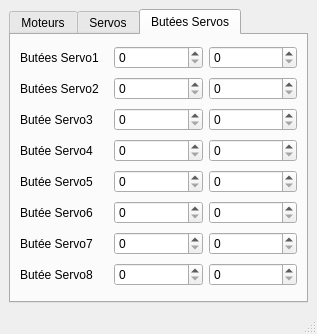
Qt form PluginModules/ActuatorElectrobot/ihm_ActuatorElectrobot.ui (CRLG/LABOTBOX) before a commit.
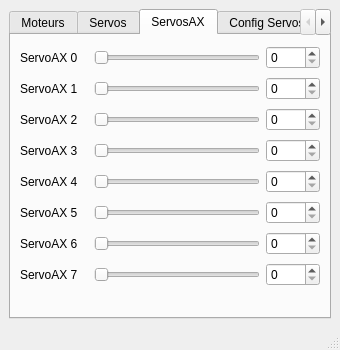
The same form after that commit. The open tabs and pages were chosen to show the change.

Commit message:
- Ajout des servos AX dans le module ActuatorElectrobot
- Suppression de la gestion des butées de l'IHM (car les butées sont gérées dans les couches basses du MBED)

Diff of the .ui file:
```diff
--- a/PluginModules/ActuatorElectrobot/ihm_ActuatorElectrobot.ui
+++ b/PluginModules/ActuatorElectrobot/ihm_ActuatorElectrobot.ui
@@ -6,8 +6,8 @@
    <rect>
     <x>0</x>
     <y>0</y>
-    <width>317</width>
-    <height>325</height>
+    <width>340</width>
+    <height>350</height>
    </rect>
   </property>
   <property name="windowTitle">
@@ -412,173 +412,261 @@
       </widget>
       <widget class="QWidget" name="tab">
        <attribute name="title">
-        <string>Butées Servos</string>
+        <string>ServosAX</string>
        </attribute>
-       <layout class="QGridLayout" name="gridLayout_4">
-        <item row="0" column="0">
-         <widget class="QLabel" name="label">
+       <layout class="QGridLayout" name="gridLayout_5">
+        <item row="4" column="1">
+         <widget class="QSlider" name="ServoAX_slide_4">
+          <property name="maximum">
+           <number>1023</number>
+          </property>
+          <property name="orientation">
+           <enum>Qt::Horizontal</enum>
+          </property>
+         </widget>
+        </item>
+        <item row="7" column="2">
+         <widget class="QSpinBox" name="ServoAX_num_7">
+          <property name="maximum">
+           <number>1023</number>
+          </property>
+         </widget>
+        </item>
+        <item row="1" column="0">
+         <widget class="QLabel" name="servoAX_label_2">
           <property name="text">
-           <string>Butées Servo1</string>
+           <string>ServoAX 1</string>
+          </property>
+         </widget>
+        </item>
+        <item row="5" column="1">
+         <widget class="QSlider" name="ServoAX_slide_5">
+          <property name="maximum">
+           <number>1023</number>
+          </property>
+          <property name="orientation">
+           <enum>Qt::Horizontal</enum>
+          </property>
+         </widget>
+        </item>
+        <item row="6" column="0">
+         <widget class="QLabel" name="servoAX_label_7">
+          <property name="text">
+           <string>ServoAX 6</string>
+          </property>
+         </widget>
+        </item>
+        <item row="8" column="0">
+         <spacer name="horizontalSpacer_3">
+          <property name="orientation">
+           <enum>Qt::Horizontal</enum>
+          </property>
+          <property name="sizeHint" stdset="0">
+           <size>
+            <width>62</width>
+            <height>20</height>
+           </size>
+          </property>
+         </spacer>
+        </item>
+        <item row="0" column="2">
+         <widget class="QSpinBox" name="ServoAX_num_0">
+          <property name="maximum">
+           <number>1023</number>
+          </property>
+         </widget>
+        </item>
+        <item row="3" column="1">
+         <widget class="QSlider" name="ServoAX_slide_3">
+          <property name="maximum">
+           <number>1023</number>
+          </property>
+          <property name="orientation">
+           <enum>Qt::Horizontal</enum>
           </property>
          </widget>
         </item>
         <item row="0" column="1">
-         <widget class="QSpinBox" name="ButeeMin_Servo_1">
+         <widget class="QSlider" name="ServoAX_slide_0">
           <property name="maximum">
-           <number>255</number>
+           <number>1023</number>
           </property>
-         </widget>
-        </item>
-        <item row="0" column="2">
-         <widget class="QSpinBox" name="ButeeMax_Servo_1">
-          <property name="maximum">
-           <number>255</number>
+          <property name="orientation">
+           <enum>Qt::Horizontal</enum>
           </property>
          </widget>
         </item>
-        <item row="1" column="0">
-         <widget class="QLabel" name="label_2">
+        <item row="4" column="0">
+         <widget class="QLabel" name="servoAX_label_5">
           <property name="text">
-           <string>Butées Servo2</string>
+           <string>ServoAX 4</string>
           </property>
          </widget>
         </item>
-        <item row="1" column="1">
-         <widget class="QSpinBox" name="ButeeMin_Servo_2">
+        <item row="6" column="1">
+         <widget class="QSlider" name="ServoAX_slide_6">
           <property name="maximum">
-           <number>255</number>
+           <number>1023</number>
+          </property>
+          <property name="orientation">
+           <enum>Qt::Horizontal</enum>
+          </property>
+         </widget>
+        </item>
+        <item row="3" column="2">
+         <widget class="QSpinBox" name="ServoAX_num_3">
+          <property name="maximum">
+           <number>1023</number>
+          </property>
+         </widget>
+        </item>
+        <item row="2" column="2">
+         <widget class="QSpinBox" name="ServoAX_num_2">
+          <property name="maximum">
+           <number>1023</number>
           </property>
          </widget>
         </item>
         <item row="1" column="2">
-         <widget class="QSpinBox" name="ButeeMax_Servo_2">
+         <widget class="QSpinBox" name="ServoAX_num_1">
           <property name="maximum">
-           <number>255</number>
+           <number>1023</number>
+          </property>
+         </widget>
+        </item>
+        <item row="7" column="0">
+         <widget class="QLabel" name="servoAX_label_8">
+          <property name="text">
+           <string>ServoAX 7</string>
           </property>
          </widget>
         </item>
         <item row="2" column="0">
-         <widget class="QLabel" name="label_3">
+         <widget class="QLabel" name="servoAX_label_3">
           <property name="text">
-           <string>Butée Servo3</string>
+           <string>ServoAX 2</string>
           </property>
          </widget>
         </item>
-        <item row="2" column="1">
-         <widget class="QSpinBox" name="ButeeMin_Servo_3">
+        <item row="5" column="2">
+         <widget class="QSpinBox" name="ServoAX_num_5">
           <property name="maximum">
-           <number>255</number>
-          </property>
-         </widget>
-        </item>
-        <item row="2" column="2">
-         <widget class="QSpinBox" name="ButeeMax_Servo_3">
-          <property name="maximum">
-           <number>255</number>
+           <number>1023</number>
           </property>
          </widget>
         </item>
         <item row="3" column="0">
-         <widget class="QLabel" name="label_4">
+         <widget class="QLabel" name="servoAX_label_4">
           <property name="text">
-           <string>Butée Servo4</string>
-          </property>
-         </widget>
-        </item>
-        <item row="3" column="1">
-         <widget class="QSpinBox" name="ButeeMin_Servo_4">
-          <property name="maximum">
-           <number>255</number>
-          </property>
-         </widget>
-        </item>
-        <item row="3" column="2">
-         <widget class="QSpinBox" name="ButeeMax_Servo_4">
-          <property name="maximum">
-           <number>255</number>
-          </property>
-         </widget>
-        </item>
-        <item row="4" column="0">
-         <widget class="QLabel" name="label_5">
-          <property name="text">
-           <string>Butée Servo5</string>
-          </property>
-         </widget>
-        </item>
-        <item row="4" column="1">
-         <widget class="QSpinBox" name="ButeeMin_Servo_5">
-          <property name="maximum">
-           <number>255</number>
+           <string>ServoAX 3</string>
           </property>
          </widget>
         </item>
         <item row="4" column="2">
-         <widget class="QSpinBox" name="ButeeMax_Servo_5">
+         <widget class="QSpinBox" name="ServoAX_num_4">
           <property name="maximum">
-           <number>255</number>
+           <number>1023</number>
           </property>
          </widget>
         </item>
         <item row="5" column="0">
-         <widget class="QLabel" name="label_6">
+         <widget class="QLabel" name="servoAX_label_6">
           <property name="text">
-           <string>Butée Servo6</string>
+           <string>ServoAX 5</string>
           </property>
          </widget>
         </item>
-        <item row="5" column="1">
-         <widget class="QSpinBox" name="ButeeMin_Servo_6">
+        <item row="2" column="1">
+         <widget class="QSlider" name="ServoAX_slide_2">
           <property name="maximum">
-           <number>255</number>
+           <number>1023</number>
           </property>
-         </widget>
-        </item>
-        <item row="5" column="2">
-         <widget class="QSpinBox" name="ButeeMax_Servo_6">
-          <property name="maximum">
-           <number>255</number>
+          <property name="orientation">
+           <enum>Qt::Horizontal</enum>
           </property>
          </widget>
         </item>
-        <item row="6" column="0">
-         <widget class="QLabel" name="label_7">
-          <property name="text">
-           <string>Butée Servo7</string>
-          </property>
-         </widget>
-        </item>
-        <item row="6" column="1">
-         <widget class="QSpinBox" name="ButeeMin_Servo_7">
+        <item row="1" column="1">
+         <widget class="QSlider" name="ServoAX_slide_1">
           <property name="maximum">
-           <number>255</number>
+           <number>1023</number>
           </property>
-         </widget>
-        </item>
-        <item row="6" column="2">
-         <widget class="QSpinBox" name="ButeeMax_Servo_7">
-          <property name="maximum">
-           <number>255</number>
-          </property>
-         </widget>
-        </item>
-        <item row="7" column="0">
-         <widget class="QLabel" name="label_8">
-          <property name="text">
-           <string>Butée Servo8</string>
+          <property name="orientation">
+           <enum>Qt::Horizontal</enum>
           </property>
          </widget>
         </item>
         <item row="7" column="1">
-         <widget class="QSpinBox" name="ButeeMin_Servo_8">
+         <widget class="QSlider" name="ServoAX_slide_7">
           <property name="maximum">
-           <number>255</number>
+           <number>1023</number>
           </property>
+          <property name="orientation">
+           <enum>Qt::Horizontal</enum>
+          </property>
          </widget>
         </item>
-        <item row="7" column="2">
-         <widget class="QSpinBox" name="ButeeMax_Servo_8">
+        <item row="6" column="2">
+         <widget class="QSpinBox" name="ServoAX_num_6">
           <property name="maximum">
+           <number>1023</number>
+          </property>
+         </widget>
+        </item>
+        <item row="0" column="0">
+         <widget class="QLabel" name="servoAX_label_1">
+          <property name="text">
+           <string>ServoAX 0</string>
+          </property>
+         </widget>
+        </item>
+        <item row="8" column="1" colspan="2">
+         <spacer name="horizontalSpacer_4">
+          <property name="orientation">
+           <enum>Qt::Horizontal</enum>
+          </property>
+          <property name="sizeHint" stdset="0">
+           <size>
+            <width>226</width>
+            <height>20</height>
+           </size>
+          </property>
+         </spacer>
+        </item>
+       </layout>
+      </widget>
+      <widget class="QWidget" name="ConfigServosAX">
+       <attribute name="title">
+        <string>Config ServosAX</string>
+       </attribute>
+       <layout class="QGridLayout" name="gridLayout_7">
+        <item row="3" column="3">
+         <spacer name="verticalSpacer_2">
+          <property name="orientation">
+           <enum>Qt::Vertical</enum>
+          </property>
+          <property name="sizeHint" stdset="0">
+           <size>
+            <width>20</width>
+            <height>168</height>
+           </size>
+          </property>
+         </spacer>
+        </item>
+        <item row="0" column="0" colspan="2">
+         <widget class="QLabel" name="label_18">
+          <property name="text">
+           <string>ID servo</string>
+          </property>
+         </widget>
+        </item>
+        <item row="0" column="2">
+         <widget class="QSpinBox" name="ServosAXConfig_ID">
+          <property name="toolTip">
+           <string>ID [0 ; 253]
+254 = tous les servos sont concernés</string>
+          </property>
+          <property name="maximum">
            <number>255</number>
           </property>
          </widget>
```
Left out of the diff: 91 changed lines with no effect on the pictures. The commit also changes 2 other files.
